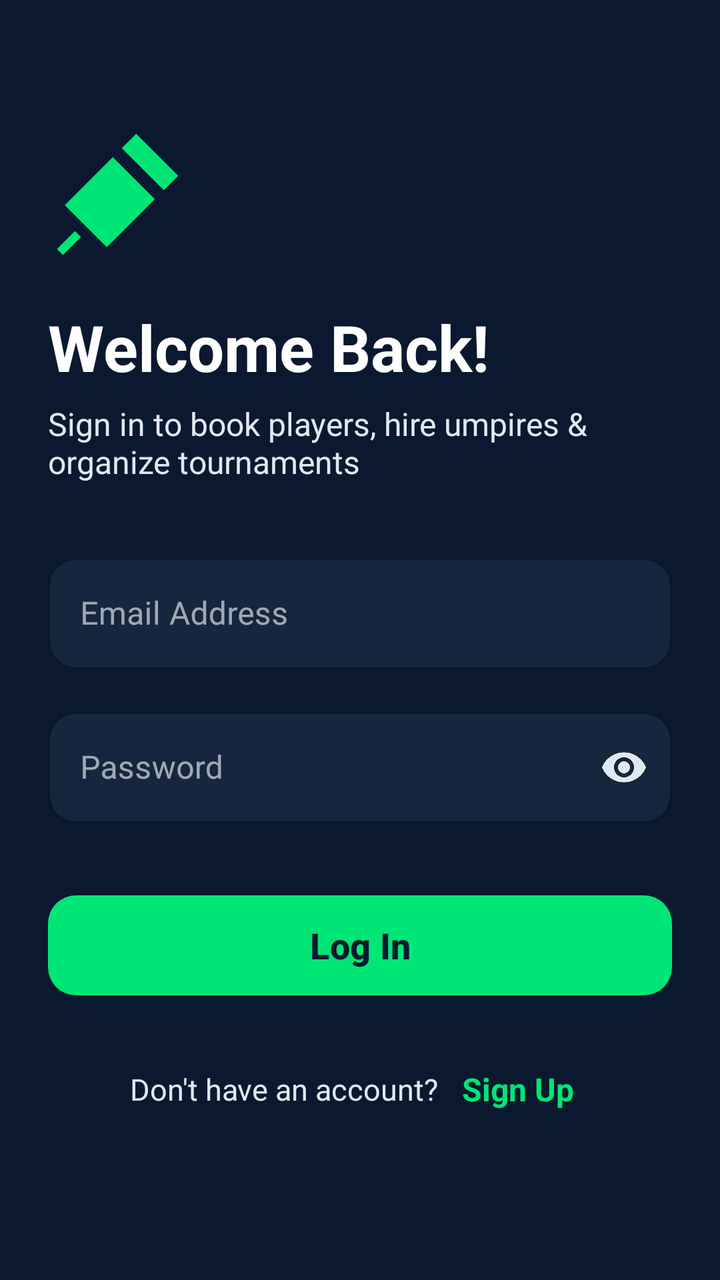
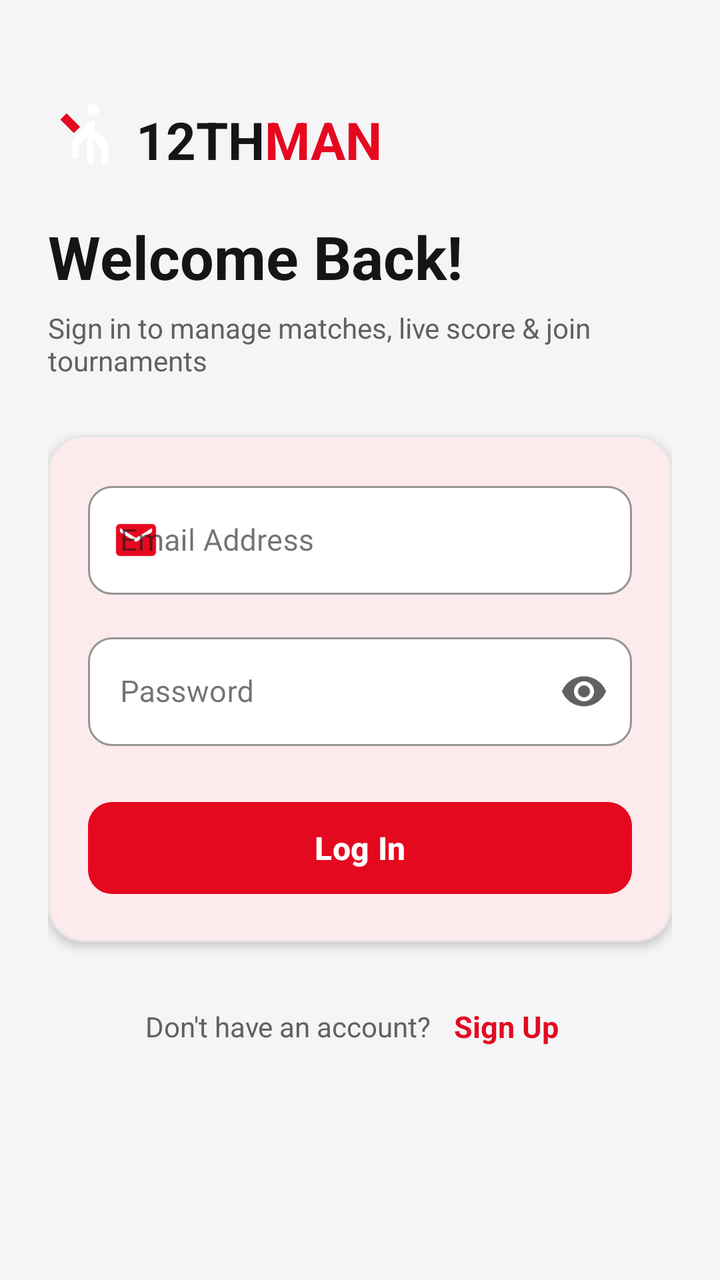

Two renders of the same Android screen: before a commit and after it. Below are the layout's source before the change and the commit's diff.
<!-- AndroidManifest.xml: application theme Theme.TwelveMan -->
<!-- res/layout/fragment_login.xml -->
<?xml version="1.0" encoding="utf-8"?>
<ScrollView xmlns:android="http://schemas.android.com/apk/res/android"
    xmlns:app="http://schemas.android.com/apk/res-auto"
    android:layout_width="match_parent"
    android:layout_height="match_parent"
    android:background="@color/bg_light"
    android:clipToPadding="false"
    android:fillViewport="true"
    android:paddingBottom="36dp">

    <LinearLayout
        android:layout_width="match_parent"
        android:layout_height="wrap_content"
        android:orientation="vertical"
        android:padding="24dp">

        <ImageView
            android:layout_width="72dp"
            android:layout_height="72dp"
            android:layout_marginTop="36dp"
            android:src="@drawable/ic_cricket_bat"
            app:tint="@color/accent_green" />

        <TextView
            android:layout_width="wrap_content"
            android:layout_height="wrap_content"
            android:layout_marginTop="20dp"
            android:text="Welcome Back!"
            android:textColor="@color/text_primary"
            android:textSize="32sp"
            android:textStyle="bold" />

        <TextView
            android:layout_width="wrap_content"
            android:layout_height="wrap_content"
            android:layout_marginTop="6dp"
            android:text="Sign in to book players, hire umpires &amp; organize tournaments"
            android:textColor="@color/text_secondary"
            android:textSize="16sp" />

        <com.google.android.material.textfield.TextInputLayout
            style="@style/Widget.MaterialComponents.TextInputLayout.OutlinedBox"
            android:layout_width="match_parent"
            android:layout_height="wrap_content"
            android:layout_marginTop="32dp"
            android:hint="Email Address"
            app:boxBackgroundColor="@color/surface_white"
            app:boxCornerRadiusBottomEnd="14dp"
            app:boxCornerRadiusBottomStart="14dp"
            app:boxCornerRadiusTopEnd="14dp"
            app:boxCornerRadiusTopStart="14dp"
            app:boxStrokeColor="@color/accent_green"
            app:hintTextColor="@color/accent_green">

            <com.google.android.material.textfield.TextInputEditText
                android:id="@+id/etEmail"
                android:layout_width="match_parent"
                android:layout_height="wrap_content"
                android:imeOptions="actionNext"
                android:inputType="textEmailAddress"
                android:singleLine="true"
                android:textColor="@color/text_primary"
                android:textSize="16sp" />
        </com.google.android.material.textfield.TextInputLayout>

        <com.google.android.material.textfield.TextInputLayout
            style="@style/Widget.MaterialComponents.TextInputLayout.OutlinedBox"
            android:layout_width="match_parent"
            android:layout_height="wrap_content"
            android:layout_marginTop="16dp"
            android:hint="Password"
            app:boxBackgroundColor="@color/surface_white"
            app:boxCornerRadiusBottomEnd="14dp"
            app:boxCornerRadiusBottomStart="14dp"
            app:boxCornerRadiusTopEnd="14dp"
            app:boxCornerRadiusTopStart="14dp"
            app:boxStrokeColor="@color/accent_green"
            app:hintTextColor="@color/accent_green"
            app:passwordToggleEnabled="true"
            app:passwordToggleTint="@color/text_secondary">

            <com.google.android.material.textfield.TextInputEditText
                android:id="@+id/etPassword"
                android:layout_width="match_parent"
                android:layout_height="wrap_content"
                android:imeOptions="actionDone"
                android:inputType="textPassword"
                android:singleLine="true"
                android:textColor="@color/text_primary"
                android:textSize="16sp" />
        </com.google.android.material.textfield.TextInputLayout>

        <com.google.android.material.button.MaterialButton
            android:id="@+id/btnLogin"
            android:layout_width="match_parent"
            android:layout_height="58dp"
            android:layout_marginTop="32dp"
            android:foreground="?attr/selectableItemBackground"
            android:text="Log In"
            android:textColor="@color/primary_navy"
            android:textSize="18sp"
            android:textStyle="bold"
            app:backgroundTint="@color/accent_green"
            app:cornerRadius="14dp" />

        <LinearLayout
            android:layout_width="wrap_content"
            android:layout_height="wrap_content"
            android:layout_gravity="center_horizontal"
            android:layout_marginTop="24dp"
            android:gravity="center_vertical"
            android:orientation="horizontal">

            <TextView
                android:layout_width="wrap_content"
                android:layout_height="wrap_content"
                android:text="Don't have an account? "
                android:textColor="@color/text_secondary"
                android:textSize="15sp" />

            <TextView
                android:id="@+id/tvGoToRegister"
                android:layout_width="wrap_content"
                android:layout_height="wrap_content"
                android:background="?attr/selectableItemBackgroundBorderless"
                android:clickable="true"
                android:focusable="true"
                android:padding="8dp"
                android:text="Sign Up"
                android:textColor="@color/accent_green"
                android:textSize="16sp"
                android:textStyle="bold" />
        </LinearLayout>
    </LinearLayout>
</ScrollView>
<!-- resources referenced by this layout -->
<resources>
  <color name="accent_green">#00E676</color>
  <color name="bg_light">#0A192F</color>
  <color name="primary_navy">#0A192F</color>
  <color name="surface_white">#14273E</color>
  <color name="text_primary">#FFFFFF</color>
  <color name="text_secondary">#E2E8F0</color>
  <!-- drawable ic_cricket_bat (drawable) -->
  <vector xmlns:android="http://schemas.android.com/apk/res/android"
      android:width="24dp"
      android:height="24dp"
      android:viewportWidth="24"
      android:viewportHeight="24">
    <path
        android:fillColor="#FF000000"
        android:pathData="M14.7,2.3L21.7,9.3L19.3,11.7L12.3,4.7L14.7,2.3Z M2.8,14.2L10.8,6.2L17.8,13.2L9.8,21.2L2.8,14.2Z M1.5,21.5L2.5,22.5L5.5,19.5L4.5,18.5L1.5,21.5Z"/>
  </vector>
  <style name="Theme.TwelveMan" parent="Theme.Material3.DayNight.NoActionBar">
          
          <item name="colorPrimary">@color/accent_green</item>
          <item name="colorPrimaryVariant">@color/primary_variant</item>
          <item name="colorOnPrimary">@color/primary_navy</item>
          <item name="colorSecondary">@color/accent_gold</item>
          <item name="colorOnSecondary">@color/primary_navy</item>
          <item name="colorTertiary">@color/accent_blue</item>
          <item name="colorOnTertiary">@color/text_white</item>
          <item name="colorSurface">@color/surface_white</item>
          <item name="colorOnSurface">@color/text_primary</item>
          <item name="android:statusBarColor">@color/primary_navy</item>
          <item name="android:navigationBarColor">@color/primary_navy</item>
          <item name="android:windowBackground">@color/bg_light</item>
  
          
          <item name="android:textColorPrimary">@color/text_primary</item>
          <item name="android:textColorSecondary">@color/text_secondary</item>
          <item name="android:textColorHint">@color/text_hint</item>
  
          <item name="textAppearanceHeadlineLarge">@style/TextAppearance.TwelveMan.HeadlineLarge</item>
          <item name="textAppearanceHeadlineMedium">@style/TextAppearance.TwelveMan.HeadlineMedium</item>
          <item name="textAppearanceTitleLarge">@style/TextAppearance.TwelveMan.TitleLarge</item>
          <item name="textAppearanceBodyLarge">@style/TextAppearance.TwelveMan.BodyLarge</item>
          <item name="textAppearanceBodyMedium">@style/TextAppearance.TwelveMan.BodyMedium</item>
      </style>
  <color name="primary_variant">#14273E</color>
  <color name="accent_gold">#FFD700</color>
  <color name="accent_blue">#2979FF</color>
  <color name="text_white">#FFFFFF</color>
  <color name="text_hint">#A0AEC0</color>
  <style name="TextAppearance.TwelveMan.BodyLarge" parent="TextAppearance.Material3.BodyLarge">
          <item name="android:textSize">@dimen/text_size_body</item>
          <item name="android:textColor">@color/text_primary</item>
      </style>
  <style name="TextAppearance.TwelveMan.BodyMedium" parent="TextAppearance.Material3.BodyMedium">
          <item name="android:textSize">@dimen/text_size_body_secondary</item>
          <item name="android:textColor">@color/text_secondary</item>
      </style>
  <dimen name="text_size_hero">34sp</dimen>
  <dimen name="text_size_display">28sp</dimen>
  <dimen name="text_size_headline">24sp</dimen>
  <dimen name="text_size_body">16sp</dimen>
  <dimen name="text_size_body_secondary">15sp</dimen>
  <!-- unchanged entries left out for length: 3 -->
</resources>

<!-- the commit's change to res/layout/fragment_login.xml (unified diff, before → after) -->
@@ -1,5 +1,5 @@
 <?xml version="1.0" encoding="utf-8"?>
-<ScrollView xmlns:android="http://schemas.android.com/apk/res/android"
+<androidx.core.widget.NestedScrollView xmlns:android="http://schemas.android.com/apk/res/android"
     xmlns:app="http://schemas.android.com/apk/res-auto"
     android:layout_width="match_parent"
     android:layout_height="match_parent"
@@ -14,95 +14,139 @@
         android:orientation="vertical"
         android:padding="24dp">
 
-        <ImageView
-            android:layout_width="72dp"
-            android:layout_height="72dp"
-            android:layout_marginTop="36dp"
-            android:src="@drawable/ic_cricket_bat"
-            app:tint="@color/accent_green" />
+        
+        <LinearLayout
+            android:layout_width="wrap_content"
+            android:layout_height="wrap_content"
+            android:layout_marginTop="28dp"
+            android:gravity="center_vertical"
+            android:orientation="horizontal">
+
+            <ImageView
+                android:layout_width="36dp"
+                android:layout_height="36dp"
+                android:src="@drawable/ic_cricket_batsman" />
+
+            <TextView
+                android:layout_width="wrap_content"
+                android:layout_height="wrap_content"
+                android:layout_marginStart="8dp"
+                android:text="12TH"
+                android:textColor="@color/header_black"
+                android:textSize="26sp"
+                android:textStyle="bold" />
+
+            <TextView
+                android:layout_width="wrap_content"
+                android:layout_height="wrap_content"
+                android:text="MAN"
+                android:textColor="@color/primary_red"
+                android:textSize="26sp"
+                android:textStyle="bold" />
+        </LinearLayout>
 
         <TextView
             android:layout_width="wrap_content"
             android:layout_height="wrap_content"
             android:layout_marginTop="20dp"
             android:text="Welcome Back!"
-            android:textColor="@color/text_primary"
-            android:textSize="32sp"
+            android:textColor="@color/header_black"
+            android:textSize="30sp"
             android:textStyle="bold" />
 
         <TextView
             android:layout_width="wrap_content"
             android:layout_height="wrap_content"
             android:layout_marginTop="6dp"
-            android:text="Sign in to book players, hire umpires &amp; organize tournaments"
+            android:text="Sign in to manage matches, live score &amp; join tournaments"
             android:textColor="@color/text_secondary"
-            android:textSize="16sp" />
+            android:textSize="14sp" />
 
-        <com.google.android.material.textfield.TextInputLayout
-            style="@style/Widget.MaterialComponents.TextInputLayout.OutlinedBox"
+        
+        <com.google.android.material.card.MaterialCardView
             android:layout_width="match_parent"
             android:layout_height="wrap_content"
-            android:layout_marginTop="32dp"
-            android:hint="Email Address"
-            app:boxBackgroundColor="@color/surface_white"
-            app:boxCornerRadiusBottomEnd="14dp"
-            app:boxCornerRadiusBottomStart="14dp"
-            app:boxCornerRadiusTopEnd="14dp"
-            app:boxCornerRadiusTopStart="14dp"
-            app:boxStrokeColor="@color/accent_green"
-            app:hintTextColor="@color/accent_green">
+            android:layout_marginTop="28dp"
+            app:cardBackgroundColor="@color/surface_white"
+            app:cardCornerRadius="18dp"
+            app:cardElevation="3dp"
+            app:strokeColor="@color/border_grey"
+            app:strokeWidth="1dp">
 
-            <com.google.android.material.textfield.TextInputEditText
-                android:id="@+id/etEmail"
+            <LinearLayout
                 android:layout_width="match_parent"
                 android:layout_height="wrap_content"
-                android:imeOptions="actionNext"
-                android:inputType="textEmailAddress"
-                android:singleLine="true"
-                android:textColor="@color/text_primary"
-                android:textSize="16sp" />
-        </com.google.android.material.textfield.TextInputLayout>
+                android:orientation="vertical"
+                android:padding="20dp">
 
-        <com.google.android.material.textfield.TextInputLayout
-            style="@style/Widget.MaterialComponents.TextInputLayout.OutlinedBox"
-            android:layout_width="match_parent"
-            android:layout_height="wrap_content"
-            android:layout_marginTop="16dp"
-            android:hint="Password"
-            app:boxBackgroundColor="@color/surface_white"
-            app:boxCornerRadiusBottomEnd="14dp"
-            app:boxCornerRadiusBottomStart="14dp"
-            app:boxCornerRadiusTopEnd="14dp"
-            app:boxCornerRadiusTopStart="14dp"
-            app:boxStrokeColor="@color/accent_green"
-            app:hintTextColor="@color/accent_green"
-            app:passwordToggleEnabled="true"
-            app:passwordToggleTint="@color/text_secondary">
+                <com.google.android.material.textfield.TextInputLayout
+                    style="@style/Widget.MaterialComponents.TextInputLayout.OutlinedBox"
+                    android:layout_width="match_parent"
+                    android:layout_height="wrap_content"
+                    android:hint="Email Address"
+                    app:boxBackgroundColor="@color/surface_white"
+                    app:boxCornerRadiusBottomEnd="12dp"
+                    app:boxCornerRadiusBottomStart="12dp"
+                    app:boxCornerRadiusTopEnd="12dp"
+                    app:boxCornerRadiusTopStart="12dp"
+                    app:boxStrokeColor="@color/primary_red"
+                    app:hintTextColor="@color/primary_red"
+                    app:startIconDrawable="@drawable/ic_email"
+                    app:startIconTint="@color/primary_red">
 
-            <com.google.android.material.textfield.TextInputEditText
-                android:id="@+id/etPassword"
-                android:layout_width="match_parent"
-                android:layout_height="wrap_content"
-                android:imeOptions="actionDone"
-                android:inputType="textPassword"
-                android:singleLine="true"
-                android:textColor="@color/text_primary"
-                android:textSize="16sp" />
-        </com.google.android.material.textfield.TextInputLayout>
+                    <com.google.android.material.textfield.TextInputEditText
+                        android:id="@+id/etEmail"
+                        android:layout_width="match_parent"
+                        android:layout_height="wrap_content"
+                        android:imeOptions="actionNext"
+                        android:inputType="textEmailAddress"
+                        android:singleLine="true"
+                        android:textColor="@color/header_black"
+                        android:textSize="15sp" />
+                </com.google.android.material.textfield.TextInputLayout>
 
-        <com.google.android.material.button.MaterialButton
-            android:id="@+id/btnLogin"
-            android:layout_width="match_parent"
-            android:layout_height="58dp"
-            android:layout_marginTop="32dp"
-            android:foreground="?attr/selectableItemBackground"
-            android:text="Log In"
-            android:textColor="@color/primary_navy"
-            android:textSize="18sp"
-            android:textStyle="bold"
-            app:backgroundTint="@color/accent_green"
-            app:cornerRadius="14dp" />
+                <com.google.android.material.textfield.TextInputLayout
+                    style="@style/Widget.MaterialComponents.TextInputLayout.OutlinedBox"
+                    android:layout_width="match_parent"
+                    android:layout_height="wrap_content"
+                    android:layout_marginTop="16dp"
+                    android:hint="Password"
+                    app:boxBackgroundColor="@color/surface_white"
+                    app:boxCornerRadiusBottomEnd="12dp"
+                    app:boxCornerRadiusBottomStart="12dp"
+                    app:boxCornerRadiusTopEnd="12dp"
+                    app:boxCornerRadiusTopStart="12dp"
+                    app:boxStrokeColor="@color/primary_red"
+                    app:hintTextColor="@color/primary_red"
+                    app:passwordToggleEnabled="true"
+                    app:passwordToggleTint="@color/text_secondary">
 
+                    <com.google.android.material.textfield.TextInputEditText
+                        android:id="@+id/etPassword"
+                        android:layout_width="match_parent"
+                        android:layout_height="wrap_content"
+                        android:imeOptions="actionDone"
+                        android:inputType="textPassword"
+                        android:singleLine="true"
+                        android:textColor="@color/header_black"
+                        android:textSize="15sp" />
+                </com.google.android.material.textfield.TextInputLayout>
+
+                <com.google.android.material.button.MaterialButton
+                    android:id="@+id/btnLogin"
+                    android:layout_width="match_parent"
+                    android:layout_height="54dp"
+                    android:layout_marginTop="24dp"
+                    android:text="Log In"
+                    android:textColor="@color/pure_white"
+                    android:textSize="16sp"
+                    android:textStyle="bold"
+                    app:backgroundTint="@color/primary_red"
+                    app:cornerRadius="12dp" />
+            </LinearLayout>
+        </com.google.android.material.card.MaterialCardView>
+
+        
         <LinearLayout
             android:layout_width="wrap_content"
             android:layout_height="wrap_content"
@@ -116,7 +160,7 @@
                 android:layout_height="wrap_content"
                 android:text="Don't have an account? "
                 android:textColor="@color/text_secondary"
-                android:textSize="15sp" />
+                android:textSize="14sp" />
 
             <TextView
                 android:id="@+id/tvGoToRegister"
@@ -127,9 +171,9 @@
                 android:focusable="true"
                 android:padding="8dp"
                 android:text="Sign Up"
-                android:textColor="@color/accent_green"
-                android:textSize="16sp"
+                android:textColor="@color/primary_red"
+                android:textSize="15sp"
                 android:textStyle="bold" />
         </LinearLayout>
     </LinearLayout>
-</ScrollView>
+</androidx.core.widget.NestedScrollView>
<!-- resource entries referenced after the edit -->
@@ -1,12 +1,33 @@
 <!-- resources referenced by this layout -->
 <resources>
-  <color name="accent_green">#00E676</color>
-  <color name="bg_light">#0A192F</color>
-  <color name="primary_navy">#0A192F</color>
-  <color name="surface_white">#14273E</color>
-  <color name="text_primary">#FFFFFF</color>
-  <color name="text_secondary">#E2E8F0</color>
-  <!-- drawable ic_cricket_bat (drawable) -->
+  <color name="bg_light">#F5F5F7</color>
+  <color name="border_grey">#E5E5E5</color>
+  <color name="header_black">#151515</color>
+  <color name="primary_red">#E50920</color>
+  <color name="pure_white">#FFFFFF</color>
+  <color name="surface_white">#FFFFFF</color>
+  <color name="text_primary">#151515</color>
+  <color name="text_secondary">#616161</color>
+  <!-- drawable ic_cricket_batsman (drawable) -->
+  <vector xmlns:android="http://schemas.android.com/apk/res/android"
+      android:width="28dp"
+      android:height="28dp"
+      android:viewportWidth="24"
+      android:viewportHeight="24">
+      
+      <path
+          android:fillColor="#FFFFFFFF"
+          android:pathData="M15,4a2,2 0 1,0 0,-4 2,2 0 0,0 0,4z"/>
+      
+      <path
+          android:fillColor="#FFFFFFFF"
+          android:pathData="M15.5,5.5c-0.8,0 -1.6,0.3 -2.2,0.9l-4.5,4.5c-0.6,0.6 -0.9,1.4 -0.9,2.2v4.9h2.2v-4.1l2.9,-2.9v9h2.2v-7.8l2.5,2.5v5.3h2.2v-6.2c0,-0.8 -0.3,-1.6 -0.9,-2.2l-2,-2c-0.4,-0.4 -0.9,-0.6 -1.5,-0.6z"/>
+      
+      <path
+          android:fillColor="#FFE50920"
+          android:pathData="M6.2,3.1l-2.1,2.1 4.5,4.5 2.1,-2.1z"/>
+  </vector>
+  <!-- drawable ic_email (drawable) -->
   <vector xmlns:android="http://schemas.android.com/apk/res/android"
       android:width="24dp"
       android:height="24dp"
@@ -14,21 +35,21 @@
       android:viewportHeight="24">
     <path
         android:fillColor="#FF000000"
-        android:pathData="M14.7,2.3L21.7,9.3L19.3,11.7L12.3,4.7L14.7,2.3Z M2.8,14.2L10.8,6.2L17.8,13.2L9.8,21.2L2.8,14.2Z M1.5,21.5L2.5,22.5L5.5,19.5L4.5,18.5L1.5,21.5Z"/>
+        android:pathData="M20,4H4c-1.1,0 -1.99,0.9 -1.99,2L2,18c0,1.1 0.9,2 2,2h16c1.1,0 2,-0.9 2,-2V6c0,-1.1 -0.9,-2 -2,-2zm0,4l-8,5 -8,-5V6l8,5 8,-5v2z"/>
   </vector>
-  <style name="Theme.TwelveMan" parent="Theme.Material3.DayNight.NoActionBar">
+  <style name="Theme.TwelveMan" parent="Theme.Material3.Light.NoActionBar">
           
-          <item name="colorPrimary">@color/accent_green</item>
-          <item name="colorPrimaryVariant">@color/primary_variant</item>
-          <item name="colorOnPrimary">@color/primary_navy</item>
-          <item name="colorSecondary">@color/accent_gold</item>
-          <item name="colorOnSecondary">@color/primary_navy</item>
-          <item name="colorTertiary">@color/accent_blue</item>
-          <item name="colorOnTertiary">@color/text_white</item>
+          <item name="colorPrimary">@color/primary_red</item>
+          <item name="colorPrimaryVariant">@color/primary_dark_red</item>
+          <item name="colorOnPrimary">@color/pure_white</item>
+          <item name="colorSecondary">@color/header_black</item>
+          <item name="colorOnSecondary">@color/pure_white</item>
+          <item name="colorTertiary">@color/primary_red</item>
+          <item name="colorOnTertiary">@color/pure_white</item>
           <item name="colorSurface">@color/surface_white</item>
           <item name="colorOnSurface">@color/text_primary</item>
-          <item name="android:statusBarColor">@color/primary_navy</item>
-          <item name="android:navigationBarColor">@color/primary_navy</item>
+          <item name="android:statusBarColor">@color/header_black</item>
+          <item name="android:navigationBarColor">@color/pure_white</item>
           <item name="android:windowBackground">@color/bg_light</item>
   
           
@@ -42,11 +63,8 @@
           <item name="textAppearanceBodyLarge">@style/TextAppearance.TwelveMan.BodyLarge</item>
           <item name="textAppearanceBodyMedium">@style/TextAppearance.TwelveMan.BodyMedium</item>
       </style>
-  <color name="primary_variant">#14273E</color>
-  <color name="accent_gold">#FFD700</color>
-  <color name="accent_blue">#2979FF</color>
-  <color name="text_white">#FFFFFF</color>
-  <color name="text_hint">#A0AEC0</color>
+  <color name="primary_dark_red">#B90016</color>
+  <color name="text_hint">#9E9E9E</color>
   <style name="TextAppearance.TwelveMan.BodyLarge" parent="TextAppearance.Material3.BodyLarge">
           <item name="android:textSize">@dimen/text_size_body</item>
           <item name="android:textColor">@color/text_primary</item>
